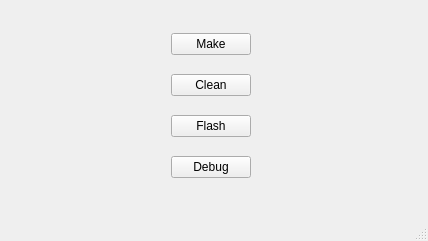
DanielSastoque/Tiva_C_Projects, file builder/mainwindow.ui: the form before one commit.
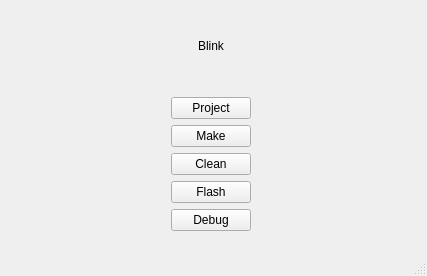
The form after the commit.

Commit message: Button for select makefiles projects

Diff of the .ui file:
```diff
--- a/builder/mainwindow.ui
+++ b/builder/mainwindow.ui
@@ -6,21 +6,21 @@
    <rect>
     <x>0</x>
     <y>0</y>
-    <width>428</width>
-    <height>241</height>
+    <width>427</width>
+    <height>276</height>
    </rect>
   </property>
   <property name="windowTitle">
    <string>MainWindow</string>
   </property>
   <widget class="QWidget" name="centralwidget">
-   <widget class="QWidget" name="">
+   <widget class="QWidget" name="layoutWidget">
     <property name="geometry">
      <rect>
       <x>20</x>
       <y>20</y>
       <width>381</width>
-      <height>171</height>
+      <height>211</height>
      </rect>
     </property>
     <layout class="QHBoxLayout" name="horizontalLayout">
@@ -39,6 +39,39 @@
      </item>
      <item>
       <layout class="QVBoxLayout" name="verticalLayout">
+       <item>
+        <widget class="QLabel" name="selected_project">
+         <property name="text">
+          <string>Blink</string>
+         </property>
+         <property name="alignment">
+          <set>Qt::AlignCenter</set>
+         </property>
+        </widget>
+       </item>
+       <item>
+        <spacer name="verticalSpacer">
+         <property name="orientation">
+          <enum>Qt::Vertical</enum>
+         </property>
+         <property name="sizeType">
+          <enum>QSizePolicy::Fixed</enum>
+         </property>
+         <property name="sizeHint" stdset="0">
+          <size>
+           <width>20</width>
+           <height>20</height>
+          </size>
+         </property>
+        </spacer>
+       </item>
+       <item>
+        <widget class="QPushButton" name="project">
+         <property name="text">
+          <string>Project</string>
+         </property>
+        </widget>
+       </item>
        <item>
         <widget class="QPushButton" name="make">
          <property name="text">
```
Left out of the diff: 2 changed lines with no effect on the pictures. The commit also changes 1 other file.
